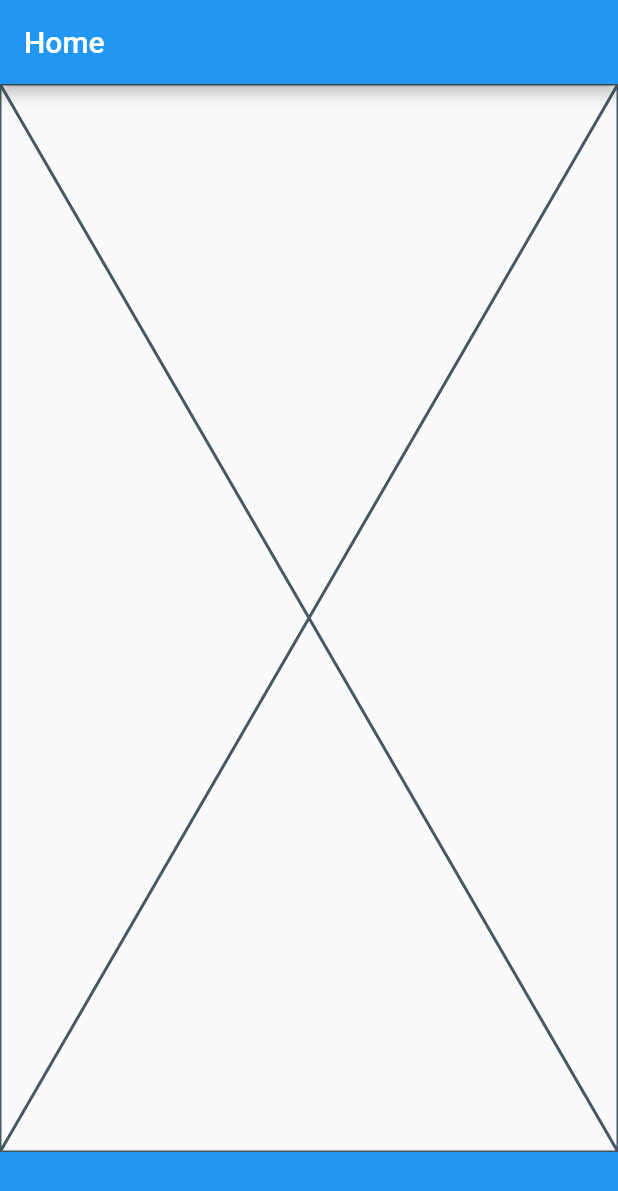
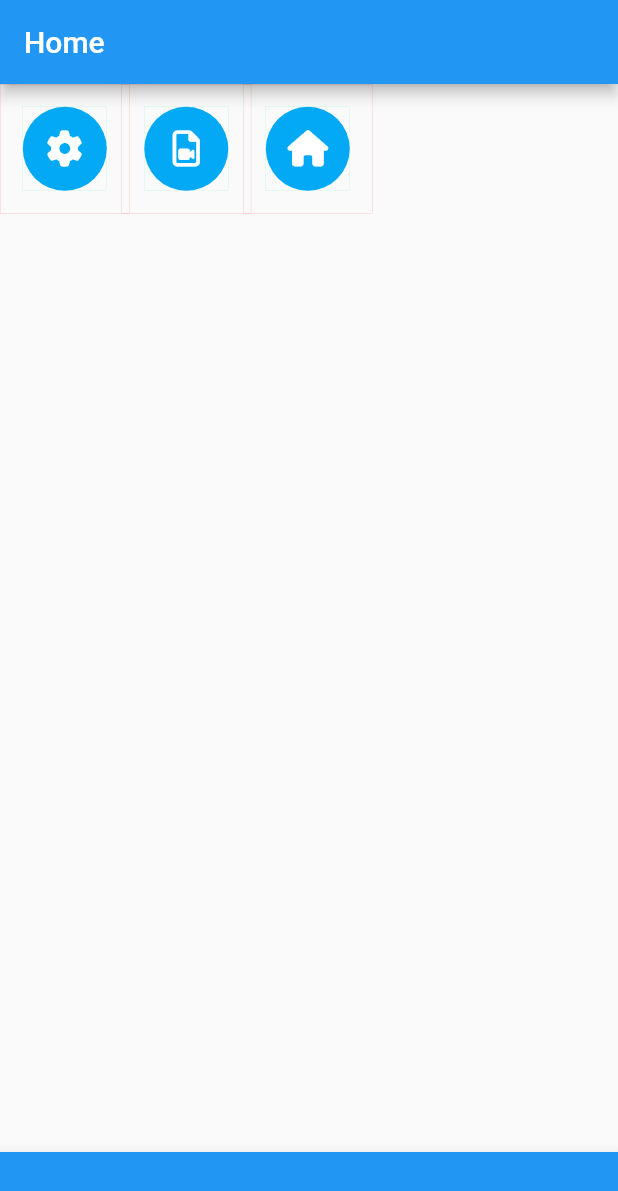
Before and after one commit to BigDeeEss/bu2-kar_kam, a Flutter app: the screen it shows after launch, on a phone screen of 412 x 824 dp. Shown: the top 1191 px of the screen. Run offline on Flutter 3.47's test engine with Material 2 defaults, Android fonts, the phone set to English and light mode, and no system bars; our stand-ins replace font_awesome_flutter, get_it, get_it_mixin.

Commit message:
Add back in ButtonArray, and with it it's dependencies: Button and BoxedContainer.
Give the build function associated with ButtonArray the ability to respond to changes in buttonAxis, buttonAlignment and buttonCoordinates by removing the buttonArrayGenerator method copying it's contents to build.

Incl

```diff
--- a/lib/app_data.dart
+++ b/lib/app_data.dart
@@ -28,6 +28,10 @@ abstract class AppData extends ChangeNotifier {
   /// An alternative padding for in between buttons in [ButtonArray].
   double buttonPaddingMainAxisAlt = 12.5;
 
+  /// Defines the padding surrounding each button.
+  EdgeInsetsDirectional get buttonPadding =>
+      EdgeInsetsDirectional.all(buttonPaddingMainAxis);
+
   /// The available screen dimensions.
   Rect? basePageViewRect;
 
@@ -40,6 +44,9 @@ abstract class AppData extends ChangeNotifier {
     filesButton,
     homeButton,
   ];
+
+  /// Whether [BoxedContainer] draws bounding boxes or not.
+  bool drawLayoutBounds = true;
 
   /// Represents whether init has completed or not.
   bool initComplete = false;
--- a/lib/app_data_service.dart
+++ b/lib/app_data_service.dart
@@ -63,10 +63,8 @@ class AppDataService extends AppData {
     // Calculate and upload [buttonCoordinates].
     buttonCoordinates = setButtonCoordinates();
 
-    //  Register that init has completed.
+    // Register that init has completed.
     initComplete = true;
-    print('AppDataService, init...buttonArrayRect = $buttonArrayRect');
-    print('AppDataService, init...buttonCoordinates = $buttonCoordinates');
   }
 
   /// Calculates the list of coordinates for placing [Button] components
--- a/lib/base_page.dart
+++ b/lib/base_page.dart
@@ -4,7 +4,7 @@ import 'package:get_it_mixin/get_it_mixin.dart';
 
 // Import project-specific files.
 import 'package:kar_kam/base_page_view.dart';
-// import 'package:kar_kam/button_array.dart';
+import 'package:kar_kam/button_array.dart';
 import 'package:kar_kam/lib/global_key_extension.dart';
 import 'package:kar_kam/page_specs.dart';
 import 'package:kar_kam/app_data.dart';
@@ -80,7 +80,7 @@ class _BasePageState extends State<BasePage> with GetItStateMixin {
         pageContents: <Widget>[
           widget.pageSpec.contents,
           // SlidingGuides(),
-          // ButtonArray(),
+          ButtonArray(),
         ],
       ),
     );
--- a/lib/base_page_view.dart
+++ b/lib/base_page_view.dart
@@ -96,8 +96,8 @@ class _BasePageViewState extends State<_BasePageView> {
       // Rebuild widget with [pageSpec.contents] instead of [Container].
       if (pageContents == null) {
         setState(() {
-          // pageContents = widget.pageContents;
-          pageContents = [const BasePageViewTest()];
+          pageContents = widget.pageContents;
+          // pageContents = [const BasePageViewTest()];
         });
       }
     });
--- /dev/null
+++ b/lib/boxed_container.dart
@@ -0,0 +1,84 @@
+// Import flutter packages.
+import 'package:flutter/material.dart';
+import 'package:get_it_mixin/get_it_mixin.dart';
+
+// Import project-specific files.
+import 'package:kar_kam/app_data.dart';
+
+/// Implements a [Container] and draws its bounding box.
+///
+/// [BoxedContainer] essentially calls an instance of [Container] with
+/// a default decoration if one is not specifically given. [BoxedContainer]
+/// defaults to [Container] if [AppData.drawLayoutBounds] is false.
+class BoxedContainer extends StatelessWidget with GetItMixin {
+  BoxedContainer({
+    Key? key,
+    this.alignment,
+    this.child,
+    this.clipBehavior = Clip.none,
+    this.color,
+    this.constraints,
+    this.decoration,
+    this.foregroundDecoration,
+    this.height,
+    this.margin,
+    this.padding,
+    this.transform,
+    this.transformAlignment,
+    this.width,
+    this.borderColor,
+    this.borderRadius,
+  }) : super(key: key);
+
+  // [Container]-specific variables.
+  final AlignmentGeometry? alignment;
+  final Widget? child;
+  final Clip clipBehavior;
+  final Color? color;
+  final BoxConstraints? constraints;
+  final Decoration? decoration;
+  final Decoration? foregroundDecoration;
+  final double? height;
+  final EdgeInsetsGeometry? margin;
+  final EdgeInsetsGeometry? padding;
+  final Matrix4? transform;
+  final AlignmentGeometry? transformAlignment;
+  final double? width;
+
+  // [BoxedContainer]-specific variables.
+  final Color? borderColor;
+  final double? borderRadius;
+
+  @override
+  Widget build(BuildContext context) {
+    // Watch for changes to [Settings.drawLayoutBounds] registered with GetIt.
+    bool drawLayoutBounds = watchOnly((AppData a) => a.drawLayoutBounds);
+
+    return Container(
+      alignment: alignment,
+      clipBehavior: clipBehavior,
+      constraints: constraints,
+      decoration: decoration ??
+          BoxDecoration(
+            border: drawLayoutBounds
+                ? Border.all(
+                    width: 0.1,
+                    color: borderColor ?? Colors.black,
+                  )
+                : null,
+            borderRadius: BorderRadius.all(
+              Radius.circular(borderRadius ?? 0.0),
+            ),
+            color: color,
+          ),
+      foregroundDecoration: foregroundDecoration,
+      height: height,
+      margin: margin,
+      padding: padding,
+      transform: transform,
+      transformAlignment: transformAlignment,
+      width: width,
+      child: child,
+    );
+  }
+}
--- /dev/null
+++ b/lib/button.dart
@@ -0,0 +1,51 @@
+// Import flutter packages.
+import 'package:flutter/material.dart';
+import 'package:get_it_mixin/get_it_mixin.dart';
+
+// Import project-specific files.
+import 'package:kar_kam/app_data.dart';
+import 'package:kar_kam/boxed_container.dart';
+import 'package:kar_kam/button_specs.dart';
+
+/// Implements a copy of [FloatingActionButton].
+class Button extends StatelessWidget with GetItMixin {
+  Button({
+    Key? key,
+    required this.buttonSpec,
+  }) : super(key: key);
+
+  /// Defines visual characteristics and activation rules.
+  final ButtonSpec buttonSpec;
+
+  @override
+  Widget build(BuildContext context) {
+    // Watch for changes to [AppData.buttonPadding] registered with [GetIt].
+    EdgeInsetsDirectional buttonPadding =
+        watchOnly((AppData a) => a.buttonPadding);
+
+    // Watch for changes to [AppData.buttonRadius] registered with [GetIt].
+    double buttonRadius = watchOnly((AppData a) => a.buttonRadius);
+
+    // An IconButton with a circular background.
+    //
+    // Insert an instance of [BoxedContainer] in order to offer layout bounds.
+    return BoxedContainer(
+      borderColor: Colors.redAccent,
+      child: Padding(
+        padding: buttonPadding,
+        child: BoxedContainer(
+          borderColor: Colors.greenAccent,
+          child: CircleAvatar(
+            radius: buttonRadius,
+            backgroundColor: Colors.lightBlue,
+            child: IconButton(
+              icon: buttonSpec.icon,
+              color: Colors.white,
+              onPressed: () => buttonSpec.onPressed(context),
+            ),
+          ),
+        ),
+      ),
+    );
+  }
+}
--- /dev/null
+++ b/lib/button_array.dart
@@ -0,0 +1,88 @@
+// Import dart and flutter packages.
+import 'package:flutter/material.dart';
+import 'package:get_it_mixin/get_it_mixin.dart';
+
+// Import project-specific files.
+import 'package:kar_kam/button.dart';
+import 'package:kar_kam/button_specs.dart';
+import 'package:kar_kam/lib/get_it_service.dart';
+import 'package:kar_kam/app_data.dart';
+
+/// Implements a linear horizontal or vertical array of Buttons.
+class ButtonArray extends StatelessWidget with GetItMixin {
+  ButtonArray({Key? key}) : super(key: key);
+
+  /// Generates a list of coordinates relative to any corner.
+  static List<double>? get buttonCoordinates =>
+      GetItService.instance<AppData>().buttonCoordinates;
+
+  /// Calculates the [Rect] data associated with [buttonArray].
+  static Rect? get rect => GetItService.instance<AppData>().buttonArrayRect;
+
+  @override
+  Widget build(BuildContext context) {
+    // Watch for changes to [AppData.buttonAlignment] registered with [GetIt].
+    Alignment buttonAlignment = watchOnly((AppData a) => a.buttonAlignment);
+
+    // Watch for changes to [AppData.buttonAxis] registered with [GetIt].
+    Axis buttonAxis = watchOnly((AppData a) => a.buttonAxis);
+
+    // Watch for changes to [AppData.buttonAlignment] registered with [GetIt].
+    List<double> buttonCoordinates = watchOnly((AppData a) => a.buttonCoordinates)!;
+
+    // Get [buttonSpecList] within the instance of [AppData]
+    // registered with [GetIt].
+    List<ButtonSpec> buttonSpecList =
+        GetItService.instance<AppData>().buttonSpecList;
+
+    // Loop over items in [buttonSpecList], convert each to its
+    // corresponding [button] and store result in [buttonList].
+    List<Widget> buttonList = [];
+    for (int i = 0; i < buttonSpecList.length; i++) {
+      //  Defines the [button] to be added to [buttonList] in this iteration.
+      Button button = Button(
+        buttonSpec: buttonSpecList[i],
+      );
+
+      // Treat horizontal and vertical axes differently.
+      if (buttonAxis == Axis.horizontal) {
+        // The top and bottom inputs to [Positioned] must be 0.0 or null,
+        // depending on whether the selected alignment is top or bottom.
+        //
+        // The left and right inputs to [Positioned] must be non-zero
+        // coordinates or null, depending on whether the selected alignment
+        // is left or right.
+        buttonList.add(Positioned(
+          top: (buttonAlignment.y < 0) ? 0 : null,
+          bottom: (buttonAlignment.y > 0) ? 0 : null,
+          left: (buttonAlignment.x < 0) ? buttonCoordinates[i] : null,
+          right: (buttonAlignment.x > 0) ? buttonCoordinates[i] : null,
+          child: button,
+        ));
+      }
+
+      // Treat horizontal and vertical axes differently.
+      if (buttonAxis == Axis.vertical) {
+        // The left and right inputs to [Positioned] must be 0.0 or null,
+        // depending on whether the selected alignment is left or right.
+        //
+        // The top and bottom inputs to [Positioned] must be non-zero
+        // coordinates or null, depending on whether the selected alignment
+        // is top or bottom.
+        buttonList.add(Positioned(
+          top: (buttonAlignment.y < 0) ? buttonCoordinates[i] : null,
+          bottom: (buttonAlignment.y > 0) ? buttonCoordinates[i] : null,
+          left: (buttonAlignment.x < 0) ? 0.0 : null,
+          right: (buttonAlignment.x > 0) ? 0.0 : null,
+          child: button,
+        ));
+      }
+    }
+
+    // Need to return a single Widget and so return an instance of [Stack]
+    // with its children defined to be a list of buttons.
+    return Stack(
+      children: buttonList,
+    );
+  }
+}
```
